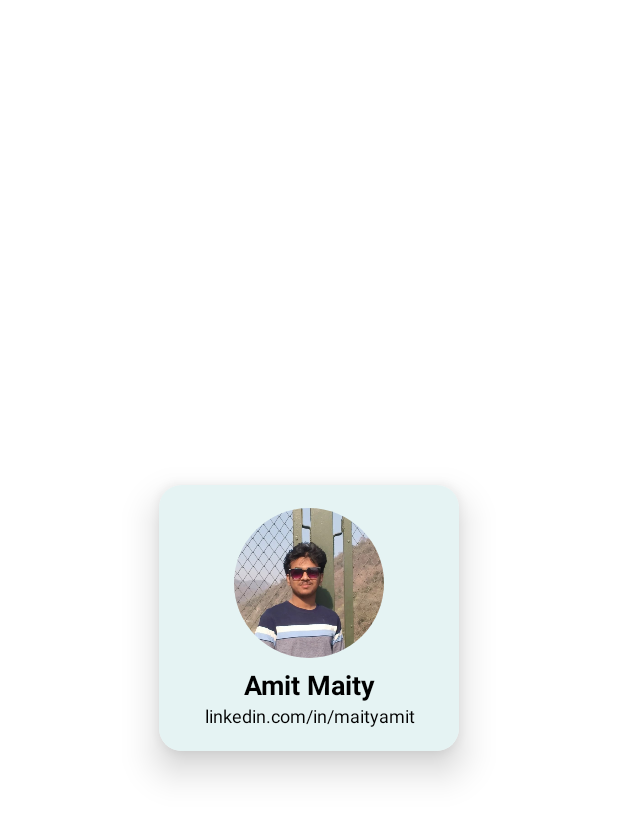
After one commit to maityamit/Aktu_Rank_Predictor, an Android app: the layout myself_profile_layout.xml on its own in the app's theme, with its tools: preview values and no code run, on a phone screen of 412 x 824 dp. The commit adds this screen. Shown: the top 818 px of the screen. Run offline under Robolectric (Android 15) with nearby library versions, the light colour scheme and no system bars; Roboto replaces fonts that are not available here.

Commit message:
modify lil

```diff
--- /dev/null
+++ b/app/src/main/res/layout/myself_profile_layout.xml
@@ -0,0 +1,72 @@
+<?xml version="1.0" encoding="utf-8"?>
+<androidx.cardview.widget.CardView android:id="@+id/options_01"
+    android:layout_width="200dp"
+    android:layout_height="wrap_content"
+    app:cardCornerRadius="15dp"
+    app:cardElevation="15dp"
+    app:cardMaxElevation="15dp"
+    android:layout_gravity="center"
+    android:layout_weight="1"
+    android:elevation="15dp"
+    xmlns:android="http://schemas.android.com/apk/res/android"
+    xmlns:app="http://schemas.android.com/apk/res-auto">
+
+    <RelativeLayout
+        android:layout_width="match_parent"
+        android:layout_height="match_parent"
+        android:paddingTop="5dp"
+        android:paddingBottom="5dp"
+        android:background="#e5f3f3">
+
+        <LinearLayout
+            android:layout_width="match_parent"
+            android:layout_height="wrap_content"
+            android:layout_centerInParent="true"
+            android:gravity="center"
+            android:orientation="vertical">
+
+
+            <de.hdodenhof.circleimageview.CircleImageView
+                android:layout_width="100dp"
+                android:layout_height="100dp"
+                android:layout_marginTop="10dp"
+                android:src="@drawable/my_photo"/>
+
+
+            <TextView
+                android:layout_width="wrap_content"
+                android:layout_height="wrap_content"
+                android:layout_gravity="center"
+                android:gravity="center"
+                android:textSize="18sp"
+                android:layout_marginTop="5dp"
+                android:textStyle="bold"
+                android:text="Amit Maity"
+                android:textColor="@color/black" />
+
+            <TextView
+                android:layout_width="match_parent"
+                android:layout_height="wrap_content"
+                android:textSize="12sp"
+                android:textColor="@color/black"
+                android:layout_marginBottom="10dp"
+                android:gravity="center"
+                android:layout_marginStart="5dp"
+                android:layout_marginEnd="5dp"
+                android:text="linkedin.com/in/maityamit"/>
+
+
+
+        </LinearLayout>
+
+
+
+
+    </RelativeLayout>
+
+
+
+
+
+
+</androidx.cardview.widget.CardView>
```
Also changed, not shown: app/build.gradle (+6 -6 lines), app/src/main/java/akturankpredictorbyamitmaity/example/akturankpredictor/MainActivity.kt (+27 -81 lines), app/src/main/res/drawable/rounded_corner.xml (added, +10 -0 lines), app/src/main/res/layout/activity_main.xml (+0 -50 lines), app/src/main/res/values/themes.xml (+7 -0 lines), app/src/main/res/drawable/my_photo.jpg (added).
